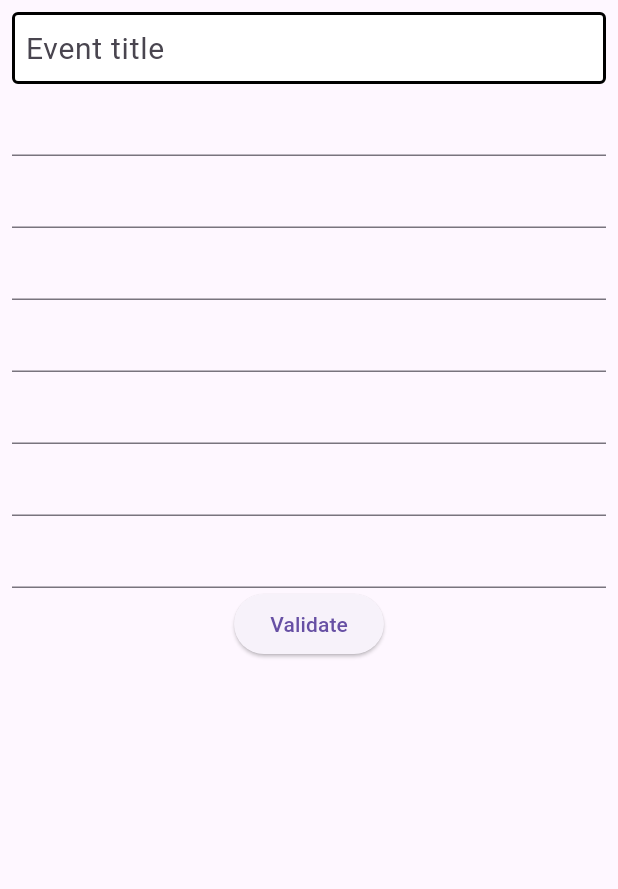
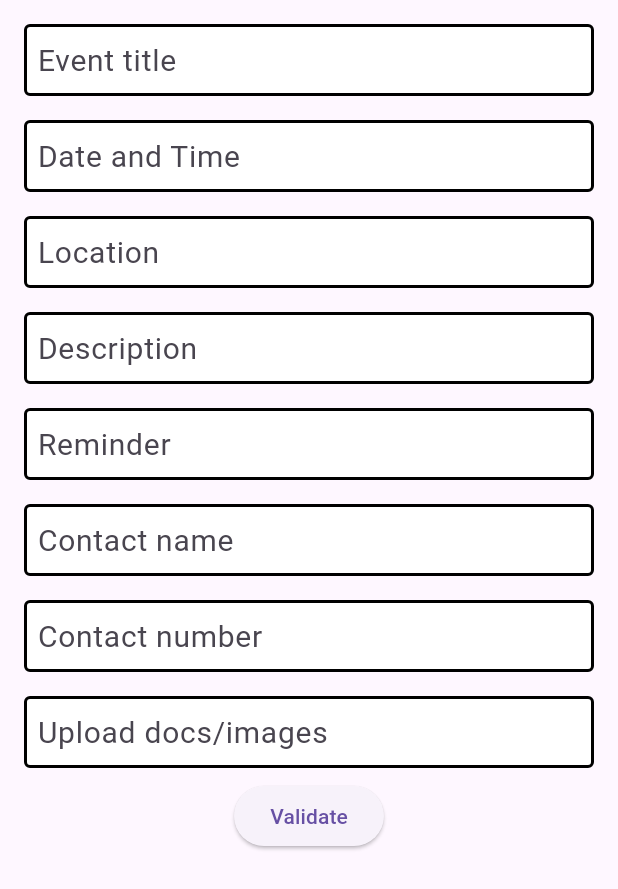
Before and after one commit to frasey/a_safe_place, a Flutter app: the screen it shows after launch, on a phone screen of 412 x 824 dp. Shown: the top 889 px of the screen. Run offline on Flutter 3.47's test engine with Material 3 defaults, Android fonts, the phone set to English and light mode, and no system bars.

Commit message:
event form broken into components and intial Events class replaced with new form

```diff
--- a/lib/Event.dart
+++ b/lib/Event.dart
@@ -1,177 +1,88 @@
-// import 'package:flutter/material.dart';
+import 'package:a_safe_place/StandardInputField.dart';
+import 'package:flutter/material.dart';
 
-// class Event extends StatefulWidget {
-//   const Event({super.key});
+final _formKey = GlobalKey<FormState>();
 
-//   @override
-//   State<Event> createState() => _EventState();
-// }
+class Event extends StatelessWidget {
+  const Event({Key? key}) : super(key: key);
 
-// class _EventState extends State<Event> {
-//   final TextEditingController textEditingController = TextEditingController();
+  @override
+  Widget build(BuildContext context) {
+    const border = OutlineInputBorder(
+      borderSide: BorderSide(
+        width: 2.0,
+        style: BorderStyle.solid,
+      ),
+    );
 
-//   @override
-//   Widget build(BuildContext context) {
-//     const border = OutlineInputBorder(
-//       borderSide: BorderSide(
-//         width: 2.0,
-//         style: BorderStyle.solid,
-//       ),
-//     );
+    return Scaffold(
+      body: Padding(
+        padding: const EdgeInsets.all(8.0),
+        child: SafeArea(
+          child: Form(
+            key: _formKey,
+            child: Column(
+              children: [
+                const SingleChildScrollView(scrollDirection: Axis.vertical),
+                // EVENT TITLE
+                const StandardInputField(
+                    name: 'Event title', keyboardType: TextInputType.text),
+                // DATE * TIME
+                const StandardInputField(
+                    name: 'Date and Time',
+                    keyboardType: TextInputType.datetime),
+                // LOCATION
+                const StandardInputField(
+                    name: 'Location', keyboardType: TextInputType.text),
+                // DESCRIPTION
+                const StandardInputField(
+                    name: 'Description', keyboardType: TextInputType.multiline),
+                // REMINDER - PLACEHOLDER
+                const StandardInputField(
+                    name: 'Reminder', keyboardType: TextInputType.text),
+                // CONTACT NAME
+                const StandardInputField(
+                    name: 'Contact name', keyboardType: TextInputType.text),
+                // CONTACT NUMBER
+                const StandardInputField(
+                    name: 'Contact number', keyboardType: TextInputType.phone),
+                // UPLOAD DOCS/IMAGES - PLACEHOLDER
+                const StandardInputField(
+                    name: 'Upload docs/images',
+                    keyboardType: TextInputType.text),
 
-//     return Scaffold(
-//       body: SafeArea(
-//         child: Column(
-//           children: [
-//             // EVENT TITLE
-//             Padding(
-//               padding: const EdgeInsets.all(10),
-//               child: SizedBox(
-//                 height: 50,
-//                 child: TextField(
-//                   controller: textEditingController,
-//                   decoration: const InputDecoration(
-//                     hintText: 'Event title',
-//                     hintStyle: TextStyle(
-//                       fontSize: 20,
-//                     ),
-//                     filled: true,
-//                     fillColor:
-//                         Colors.white, // MIGHT WANT TO CHANGE THIS IF SET THEME
-//                     contentPadding: EdgeInsets.all(5),
-//                     focusedBorder: border,
-//                     enabledBorder: border,
-//                     border: OutlineInputBorder(
-//                       borderRadius: BorderRadius.all(Radius.circular(5)),
-//                     ),
-//                   ),
-//                 ),
-//               ),
-//             ),
+                // ELEVATED BUTTON
+                ElevatedButton(
+                    onPressed: () {
+                      if (_formKey.currentState!.validate()) {
+                        //if currentState value is true, then trigger the scaffold messenger to trigger the validator of every text form field
+                        ScaffoldMessenger.of(context).showSnackBar(
+                          const SnackBar(
+                            content: Text('Great!'),
+                          ),
+                        );
+                      }
+                    },
+                    child: const Text('Validate')),
+              ],
+            ),
+          ),
+        ),
+      ),
+    );
+  }
+}
 
-//             // DATE & TIME
+// CONTACT NAME
+                // Row(children: <Widget> [
 
-//             // LOCATION
-//             Padding(
-//               padding: const EdgeInsets.all(10),
-//               child: SizedBox(
-//                 height: 50,
-//                 child: TextField(
-//                   controller: textEditingController,
-//                   decoration: const InputDecoration(
-//                     hintText: 'Location',
-//                     hintStyle: TextStyle(
-//                       fontSize: 20,
-//                     ),
-//                     filled: true,
-//                     fillColor:
-//                         Colors.white, // MIGHT WANT TO CHANGE THIS IF SET THEME
-//                     contentPadding: EdgeInsets.all(5),
-//                     focusedBorder: border,
-//                     enabledBorder: border,
-//                     border: OutlineInputBorder(
-//                       borderRadius: BorderRadius.all(Radius.circular(5)),
-//                     ),
-//                   ),
-//                 ),
-//               ),
-//             ),
+                // TextFormField(validator: (value) {
+                //   if (value == null || value.isEmpty) {
+                //     return 'Enter something';
+                //   }
+                //   return null;
+                // }),
 
-//             // DESCRIPTION  - NEEDS TO BE MULTI LINE
-//             Padding(
-//               padding: const EdgeInsets.all(10),
-//               child: SizedBox(
-//                 height: 150,
-//                 child: TextField(
-//                   controller: textEditingController,
-//                   keyboardType: TextInputType.multiline,
-//                   maxLines: null,
-//                   decoration: const InputDecoration(
-//                     hintText: 'Decription',
-//                     hintStyle: TextStyle(
-//                       fontSize: 20,
-//                     ),
-//                     filled: true,
-//                     fillColor:
-//                         Colors.white, // MIGHT WANT TO CHANGE THIS IF SET THEME
-//                     contentPadding: EdgeInsets.all(5),
-//                     focusedBorder: border,
-//                     enabledBorder: border,
-//                     border: OutlineInputBorder(
-//                       borderRadius: BorderRadius.all(Radius.circular(5)),
-//                     ),
-//                   ),
-//                 ),
-//               ),
-//             ),
 
-//             // TAGS
-
-//             // REMINDER
-
-//             // CONTACT NAME
-//             Row(
-//               children: [
-//                 Padding(
-//                   padding: const EdgeInsets.all(10),
-//                   child: SizedBox(
-//                     height: 50,
-//                     child: TextField(
-//                       controller: textEditingController,
-//                       decoration: const InputDecoration(
-//                         hintText: 'Contact Name',
-//                         hintStyle: TextStyle(
-//                           fontSize: 20,
-//                         ),
-//                         filled: true,
-//                         fillColor: Colors
-//                             .white, // MIGHT WANT TO CHANGE THIS IF SET THEME
-//                         contentPadding: EdgeInsets.all(5),
-//                         focusedBorder: border,
-//                         enabledBorder: border,
-//                         border: OutlineInputBorder(
-//                           borderRadius: BorderRadius.all(Radius.circular(5)),
-//                         ),
-//                       ),
-//                     ),
-//                   ),
-//                 ),
-
-//                 // CONTACT NUMBER
-//                 Padding(
-//                   padding: const EdgeInsets.all(10),
-//                   child: SizedBox(
-//                     height: 50,
-//                     child: TextField(
-//                       controller: textEditingController,
-//                       keyboardType: TextInputType.phone,
-//                       decoration: const InputDecoration(
-//                         hintText: 'Contact Number',
-//                         hintStyle: TextStyle(
-//                           fontSize: 20,
-//                         ),
-//                         filled: true,
-//                         fillColor: Colors
-//                             .white, // MIGHT WANT TO CHANGE THIS IF SET THEME
-//                         contentPadding: EdgeInsets.all(5),
-//                         focusedBorder: border,
-//                         enabledBorder: border,
-//                         border: OutlineInputBorder(
-//                           borderRadius: BorderRadius.all(Radius.circular(5)),
-//                         ),
-//                       ),
-//                     ),
-//                   ),
-//                 ),
-//               ],
-//             ),
-
-//             // UPLOAD IMAGES
-
-//             // CAROSEL
-//           ],
-//         ),
-//       ),
-//     );
-//   }
-// }
+                // ]
+                // ),
--- a/lib/Event2.dart
+++ /dev/null
@@ -1,127 +0,0 @@
-import 'package:flutter/material.dart';
-
-final _formKey = GlobalKey<FormState>();
-
-class Event2 extends StatelessWidget {
-  const Event2({Key? key}) : super(key: key);
-
-  @override
-  Widget build(BuildContext context) {
-    const border = OutlineInputBorder(
-      borderSide: BorderSide(
-        width: 2.0,
-        style: BorderStyle.solid,
-      ),
-    );
-
-    return Scaffold(
-      body: Padding(
-        padding: const EdgeInsets.all(8.0),
-        child: SafeArea(
-          child: Form(
-            key: _formKey,
-            child: Column(
-              children: [
-                const SingleChildScrollView(scrollDirection: Axis.vertical),
-                // EVENT TITLE
-                TextFormField(
-                    decoration: InputDecoration(
-                      hintText: 'Event title',
-                      hintStyle: const TextStyle(
-                        fontSize: 20,
-                      ),
-                      filled: true,
-                      fillColor: Colors
-                          .white, //MIGHT WANT TO CHANGE THIS IF HAVE THEME
-                      contentPadding: const EdgeInsets.all(5.0),
-                      focusedBorder: border,
-                      enabledBorder: border,
-                      border: OutlineInputBorder(
-                        borderRadius: BorderRadius.circular(5),
-                      ),
-                    ),
-                    validator: (value) {
-                      // validator will return the value of all the information entered in the text field
-                      if (value == null || value.isEmpty) {
-                        return 'Enter something';
-                      }
-                      return null;
-                    }),
-
-                // DATE * TIME
-                TextFormField(validator: (value) {
-                  if (value == null || value.isEmpty) {
-                    return 'Enter something';
-                  }
-                  return null;
-                }),
-
-                // LOCATION
-                TextFormField(validator: (value) {
-                  if (value == null || value.isEmpty) {
-                    return 'Enter something';
-                  }
-                  return null;
-                }),
-
-                // DESCRIPTION
-                TextFormField(validator: (value) {
-                  if (value == null || value.isEmpty) {
-                    return 'Enter something';
-                  }
-                  return null;
-                }),
-
-                // REMINDER
-                TextFormField(validator: (value) {
-                  if (value == null || value.isEmpty) {
-                    return 'Enter something';
-                  }
-                  return null;
-                }),
-
-                // CONTACT NAME
-                TextFormField(validator: (value) {
-                  if (value == null || value.isEmpty) {
-                    return 'Enter something';
-                  }
-                  return null;
-                }),
-
-                // CONTACT NUMBER
-                TextFormField(validator: (value) {
-                  if (value == null || value.isEmpty) {
-                    return 'Enter something';
-                  }
-                  return null;
-                }),
-
-                // UPLOAD DOCS/IMAGES
-                TextFormField(validator: (value) {
-                  if (value == null || value.isEmpty) {
-                    return 'Enter something';
-                  }
-                  return null;
-                }),
-
-                // ELEVATED BUTTON
-                ElevatedButton(
-                    onPressed: () {
-                      if (_formKey.currentState!.validate()) {
-                        //if currentState value is true, then trigger the scaffold messenger to trigger the validator of every text form field
-                        ScaffoldMessenger.of(context).showSnackBar(
-                          const SnackBar(
-                            content: Text('Great!'),
-                          ),
-                        );
-                      }
-                    },
-                    child: const Text('Validate')),
-              ],
-            ),
-          ),
-        ),
-      ),
-    );
-  }
-}
--- a/lib/StandardInputField.dart
+++ b/lib/StandardInputField.dart
@@ -1,5 +1,4 @@
 import 'package:flutter/material.dart';
-import 'package:flutter/services.dart';
 
 class StandardInputField extends StatelessWidget {
   final String name;
@@ -10,15 +9,24 @@ class StandardInputField extends StatelessWidget {
 
   @override
   Widget build(BuildContext context) {
-    return TextFormField(
+    const border = OutlineInputBorder(
+      borderSide: BorderSide(
+        width: 2.0,
+        style: BorderStyle.solid,
+      ),
+    );
+
+    return Padding(
+      padding: const EdgeInsets.all(8.0),
+      child: TextFormField(
+        keyboardType: keyboardType,
         decoration: InputDecoration(
-                    hintText: 'Event title',
+          hintText: name,
           hintStyle: const TextStyle(
             fontSize: 20,
           ),
           filled: true,
-                    fillColor:
-                        Colors.white, //MIGHT WANT TO CHANGE THIS IF HAVE THEME
+          fillColor: Colors.white, //MIGHT WANT TO CHANGE THIS IF HAVE THEME
           contentPadding: const EdgeInsets.all(5.0),
           focusedBorder: border,
           enabledBorder: border,
@@ -33,5 +41,7 @@ class StandardInputField extends StatelessWidget {
           }
           return null;
         },
+      ),
     );
   }
+}
--- a/lib/main.dart
+++ b/lib/main.dart
@@ -1,6 +1,6 @@
 import 'package:flutter/material.dart';
 import 'HomePage.dart';
-import 'Event2.dart';
+import 'Event.dart';
 
 void main() {
   runApp(const MyApp());
@@ -14,7 +14,7 @@ class MyApp extends StatelessWidget {
   Widget build(BuildContext context) {
     return const MaterialApp(
       title: 'A Safe Place',
-      home: Event2(),
+      home: Event(),
     );
   }
 }
```
Lines whose indentation alone changed are shown as unchanged.
